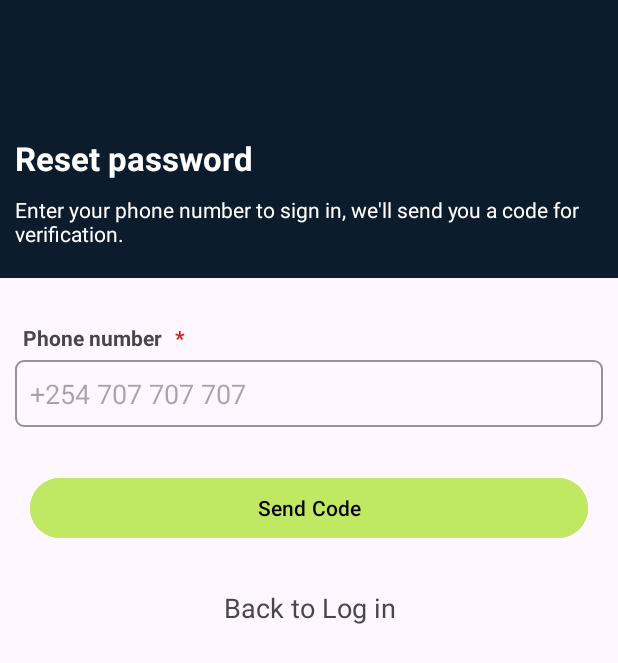
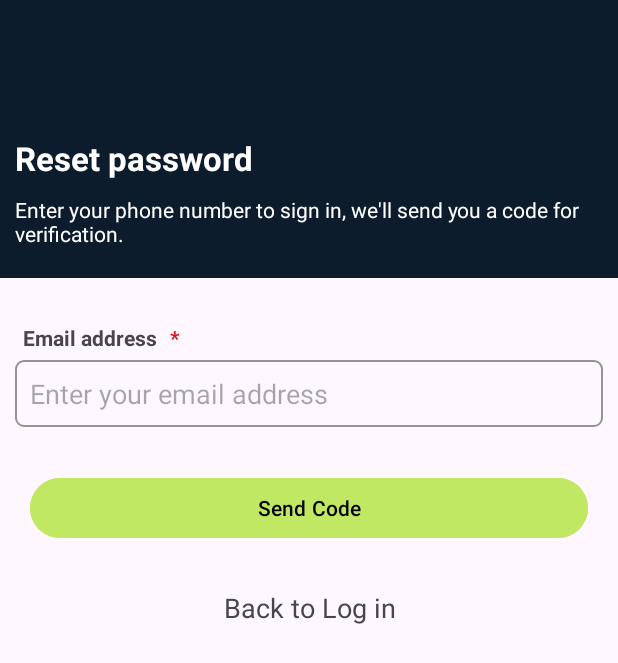
Before and after one commit to IntelliSOFT-Consulting/LLM_mobile, an Android app: the ForgotPassword screen opened directly, with no data from a screen before it, on a phone screen of 412 x 824 dp. Shown: the top 663 px of the screen. Run offline under Robolectric (Android 15) with nearby library versions, the light colour scheme and no system bars.

Commit message:
Forgot password

```diff
--- a/app/src/main/java/com/intellisoft/myapplication/auth/ForgotPassword.kt
+++ b/app/src/main/java/com/intellisoft/myapplication/auth/ForgotPassword.kt
@@ -3,13 +3,34 @@ package com.intellisoft.myapplication.auth
 import android.content.Intent
 import androidx.appcompat.app.AppCompatActivity
 import android.os.Bundle
+import android.text.TextUtils
+import android.widget.Button
+import android.widget.EditText
 import android.widget.TextView
 import com.intellisoft.myapplication.R
 
 class ForgotPassword : AppCompatActivity() {
+
+    private lateinit var etEmailAddress: EditText
+
     override fun onCreate(savedInstanceState: Bundle?) {
         super.onCreate(savedInstanceState)
         setContentView(R.layout.activity_forgot_password)
+
+        etEmailAddress = findViewById(R.id.etEmailAddress)
+
+        findViewById<Button>(R.id.btnSendCode).setOnClickListener {
+
+            val emailAddress = etEmailAddress.text.toString()
+            if (!TextUtils.isEmpty(emailAddress)){
+
+
+
+            }else{
+                etEmailAddress.error = "Enter an email address.."
+            }
+
+        }
 
         findViewById<TextView>(R.id.tvBackLogin).setOnClickListener {
             val intent = Intent(this, SignIn::class.java)
--- a/app/src/main/java/com/intellisoft/myapplication/auth/SignIn.kt
+++ b/app/src/main/java/com/intellisoft/myapplication/auth/SignIn.kt
@@ -36,8 +36,7 @@ class SignIn : AppCompatActivity() {
             if (!TextUtils.isEmpty(emailAddress) && !TextUtils.isEmpty(password)){
 
                 val dbSignIn = DbSignIn(emailAddress, password)
-                retrofitCallsAuthentication.s(this, dbSignIn)
-
+                retrofitCallsAuthentication.loginUser(this, dbSignIn)
 
             }else{
                 if (TextUtils.isEmpty(emailAddress)) etEmailAddress.error = "Email address cannot be null.."
--- a/app/src/main/res/layout/activity_forgot_password.xml
+++ b/app/src/main/res/layout/activity_forgot_password.xml
@@ -67,7 +67,7 @@
                 <TextView
                     android:textStyle="bold"
                     android:layout_marginStart="5dp"
-                    android:text="Phone number "
+                    android:text="Email address "
                     android:layout_width="wrap_content"
                     android:layout_height="wrap_content"/>
 
@@ -83,9 +83,10 @@
 
 
             <EditText
-                android:inputType="number"
+                android:id="@+id/etEmailAddress"
+                android:inputType="textEmailAddress"
                 android:layout_marginTop="5dp"
-                android:hint="+254 707 707 707"
+                android:hint="Enter your email address"
                 android:background="@drawable/edit_text_border"
                 android:layout_width="match_parent"
                 android:layout_height="wrap_content"/>
```
Also changed, not shown: app/src/main/java/com/intellisoft/myapplication/auth/SignUp1.kt (+14 -1 lines), app/src/main/res/layout/activity_sign_up.xml (+39 -0 lines).
